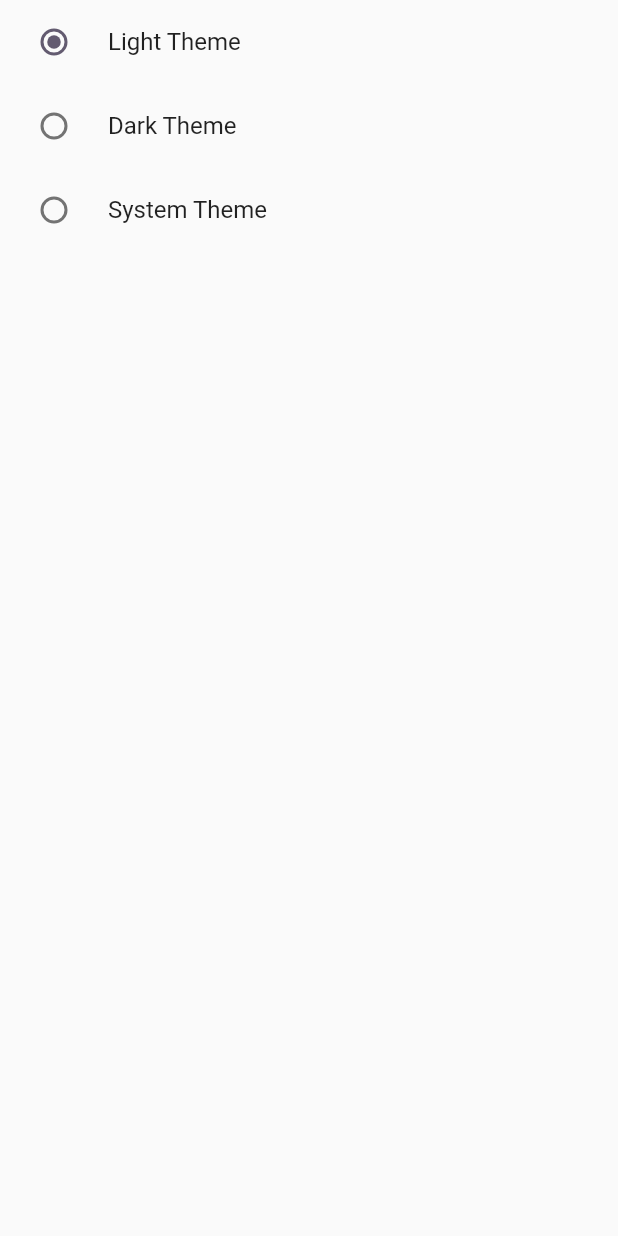
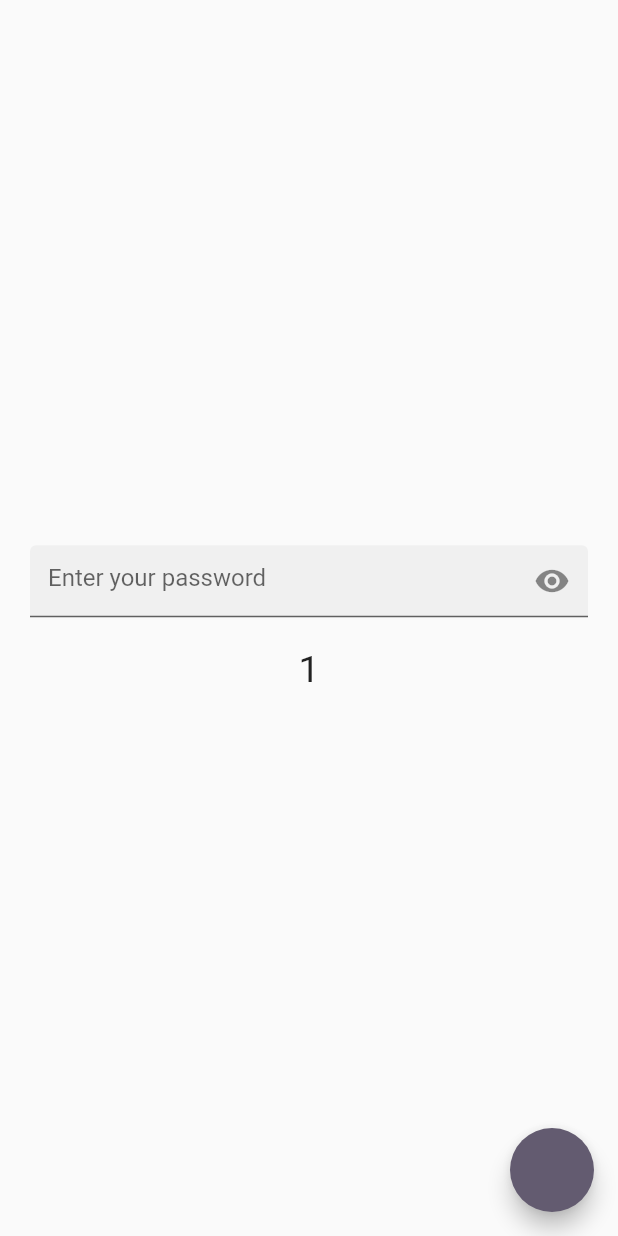
Before and after one commit to sarmaddevil1346/provider_state_management, a Flutter app: the screen it shows after launch, on a phone screen of 412 x 824 dp. Run offline on Flutter 3.47's test engine with Material 2 defaults, Android fonts, the phone set to English and light mode, and no system bars.

Commit message:
Integrate Stateless widget as StateFul Widget

```diff
--- /dev/null
+++ b/lib/Views/stateless_as_stateful.dart
@@ -0,0 +1,60 @@
+import 'package:flutter/material.dart';
+
+class StatelessAsStateFull extends StatelessWidget {
+  const StatelessAsStateFull({super.key});
+
+  @override
+  Widget build(BuildContext context) {
+    print("rebuild");
+    ValueNotifier<int> _counter = ValueNotifier<int>(1);
+    ValueNotifier<bool> _toggle = ValueNotifier<bool>(false);
+    return Scaffold(
+      body: Padding(
+        padding: const EdgeInsets.symmetric(horizontal: 20.0),
+        child: Column(
+          mainAxisAlignment: MainAxisAlignment.center,
+          children: [
+            ValueListenableBuilder(
+              valueListenable: _toggle,
+              builder: (context, value, child) {
+                return TextFormField(
+                  obscureText: _toggle.value,
+                  decoration: InputDecoration(
+                    hintText: "Enter your password",
+                    filled: true,
+                    suffixIcon: InkWell(
+                        onTap: () {
+                          _toggle.value = !_toggle.value;
+                        },
+                        child: _toggle.value
+                            ? const Icon(Icons.visibility_off)
+                            : const Icon(Icons.visibility)),
+                  ),
+                );
+              },
+            ),
+            const SizedBox(
+              height: 20,
+            ),
+            ValueListenableBuilder(
+              valueListenable: _counter,
+              builder: (context, value, child) {
+                return Center(
+                    child: Text(
+                  _counter.value.toString(),
+                  style: const TextStyle(fontSize: 25),
+                ));
+              },
+            )
+          ],
+        ),
+      ),
+      floatingActionButton: FloatingActionButton(
+        onPressed: () {
+          _counter.value++;
+          print(_counter);
+        },
+      ),
+    );
+  }
+}
--- a/lib/main.dart
+++ b/lib/main.dart
@@ -7,6 +7,7 @@ import 'package:provider_state_management/provider_controller/opacity_controller
 import 'Views/counter_example.dart';
 import 'Views/dark_theme.dart';
 import 'Views/opacity.dart';
+import 'Views/stateless_as_stateful.dart';
 
 void main() {
   runApp(const MyApp());
@@ -30,7 +31,7 @@ class MyApp extends StatelessWidget {
         ],
         child: Builder(
           builder: (context) {
-            final themeChanger  =  Provider.of<ThemeController>(context);
+            final themeChanger = Provider.of<ThemeController>(context);
             return MaterialApp(
               themeMode: themeChanger.theme,
               theme: ThemeData(
@@ -40,9 +41,7 @@ class MyApp extends StatelessWidget {
               darkTheme: ThemeData(
                 brightness: Brightness.dark,
               ),
-              home: const DarkThemeExample(
-
-              ),
+              home: const StatelessAsStateFull(),
             );
           },
         ));
```
